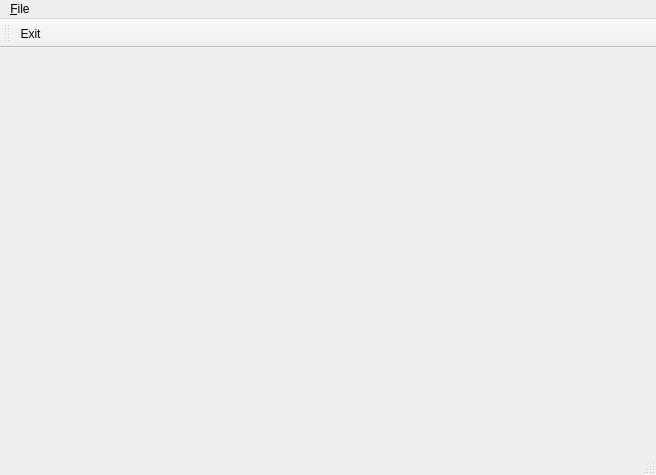
Old version of the form gui/main_ui.ui in the repository vangeytedvg/DoDaGoogle.
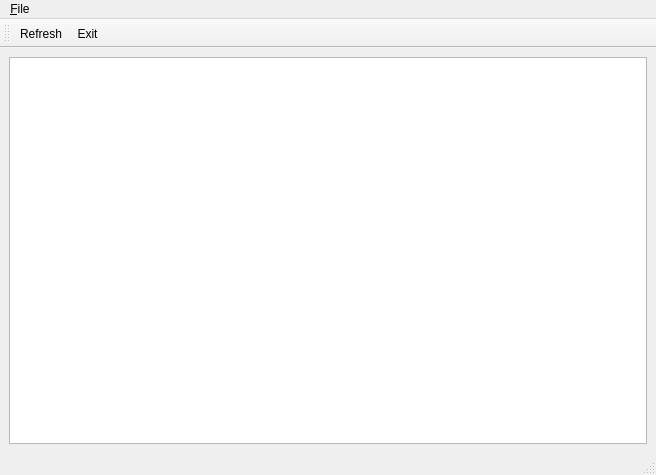
New version of the form. Icons and pictures are not drawn.

```diff
--- a/gui/main_ui.ui
+++ b/gui/main_ui.ui
@@ -16,7 +16,13 @@
   <property name="windowTitle">
    <string>DoDa Google (GOneDrive)</string>
   </property>
-  <widget class="QWidget" name="centralwidget"/>
+  <widget class="QWidget" name="centralwidget">
+   <layout class="QHBoxLayout" name="horizontalLayout">
+    <item>
+     <widget class="QListView" name="listView"/>
+    </item>
+   </layout>
+  </widget>
   <widget class="QMenuBar" name="menubar">
    <property name="geometry">
     <rect>
@@ -45,6 +51,7 @@
    <attribute name="toolBarBreak">
     <bool>false</bool>
    </attribute>
+   <addaction name="actionLoad_Files"/>
    <addaction name="actionE_xit"/>
   </widget>
   <action name="actionE_xit">
@@ -56,6 +63,15 @@
     <string>E&amp;xit</string>
    </property>
   </action>
+  <action name="actionLoad_Files">
+   <property name="icon">
+    <iconset resource="images.qrc">
+     <normaloff>:/icons/folder-12.png</normaloff>:/icons/folder-12.png</iconset>
+   </property>
+   <property name="text">
+    <string>Refresh</string>
+   </property>
+  </action>
  </widget>
  <resources>
   <include location="images.qrc"/>
```
Left out of the diff: 1 changed line with no effect on the pictures.
